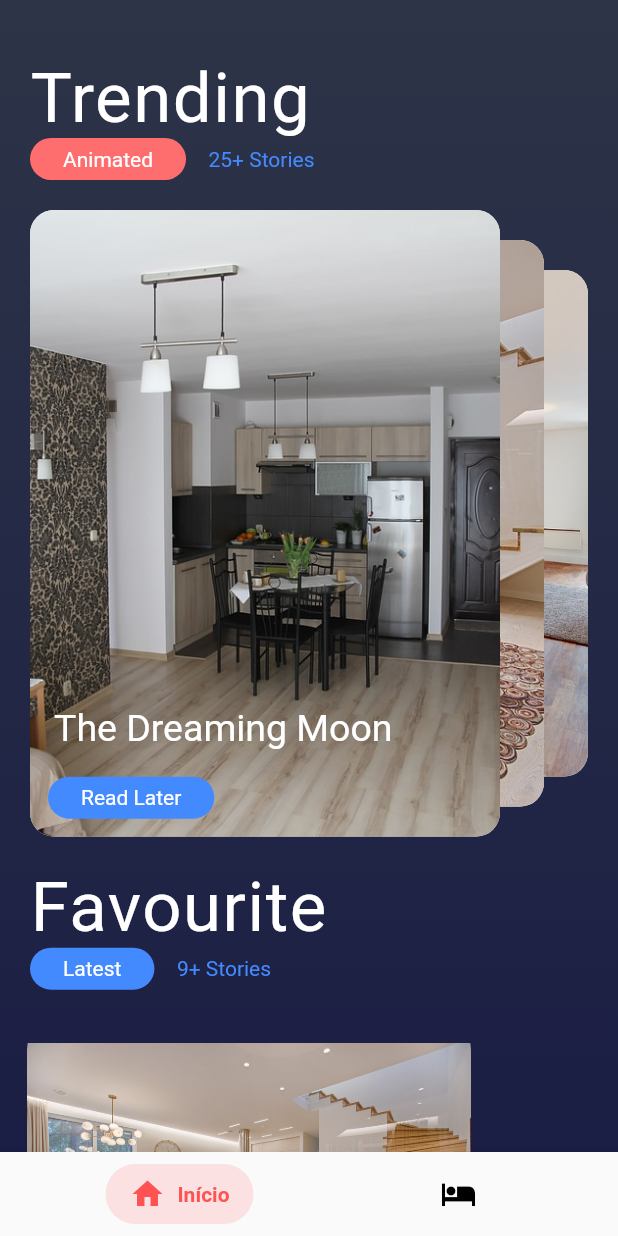
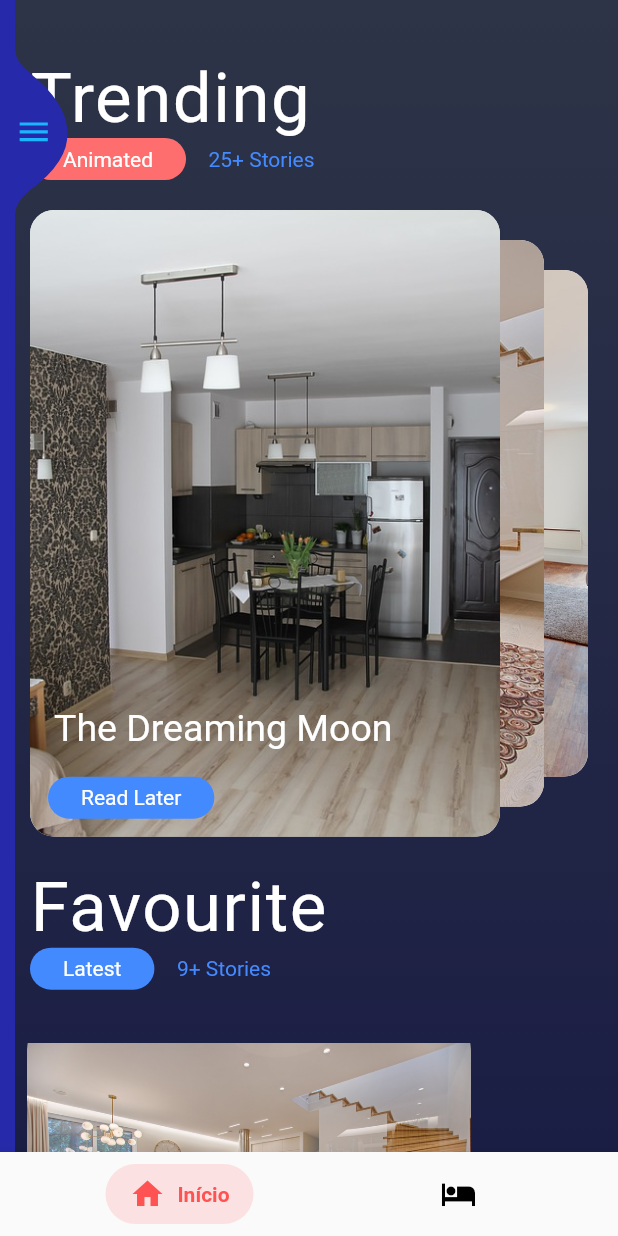
Before and after one commit to vital-edu/flutter-basic-animations, a Flutter app: the screen it shows after launch, after a tap on "Início", on a phone screen of 412 x 824 dp. Run offline on Flutter 3.47's test engine with Material 2 defaults, Android fonts, the phone set to English and light mode, and no system bars; Roboto replaces fonts that are missing (Calibre-Semibold, SF-Pro-Text-Regular).

Commit message:
add sidebar

```diff
--- a/lib/home.dart
+++ b/lib/home.dart
@@ -1,5 +1,6 @@
 import 'package:fdesign/models/tab_bar_item.dart';
 import 'package:fdesign/views/apartments_view.dart';
+import 'package:fdesign/sidebar/sidebar.dart';
 import 'package:fdesign/views/transitions_view.dart';
 import 'package:flutter/material.dart';
 import 'package:fdesign/animated_tab_bar.dart';
@@ -45,10 +46,15 @@ class _HomeState extends State<Home> with SingleTickerProviderStateMixin {
       child: DefaultTabController(
         length: widget.tabs.length,
         child: Scaffold(
-          body: TabBarView(
-            controller: _tabController,
-            physics: NeverScrollableScrollPhysics(),
-            children: widget.tabs,
+          body: Stack(
+            children: <Widget>[
+              TabBarView(
+                controller: _tabController,
+                physics: NeverScrollableScrollPhysics(),
+                children: widget.tabs,
+              ),
+              SideBar(),
+            ],
           ),
           bottomNavigationBar: AnimatedTabBar(
             onTap: (int index) {
--- /dev/null
+++ b/lib/sidebar/menu_item.dart
@@ -0,0 +1,39 @@
+import 'package:flutter/material.dart';
+
+class MenuItem extends StatelessWidget {
+  final IconData icon;
+  final String title;
+  final Function onTap;
+
+  const MenuItem({Key key, this.icon, this.title, this.onTap})
+      : super(key: key);
+
+  @override
+  Widget build(BuildContext context) {
+    return GestureDetector(
+      onTap: onTap,
+      child: Padding(
+        padding: const EdgeInsets.all(16),
+        child: Row(
+          children: <Widget>[
+            Icon(
+              icon,
+              color: Colors.cyan,
+              size: 30,
+            ),
+            SizedBox(
+              width: 20,
+            ),
+            Text(
+              title,
+              style: TextStyle(
+                  fontWeight: FontWeight.w300,
+                  fontSize: 26,
+                  color: Colors.white),
+            )
+          ],
+        ),
+      ),
+    );
+  }
+}
--- /dev/null
+++ b/lib/sidebar/sidebar.dart
@@ -0,0 +1,159 @@
+import 'package:flutter/material.dart';
+import '../sidebar/menu_item.dart';
+
+class SideBar extends StatefulWidget {
+  @override
+  _SideBarState createState() => _SideBarState();
+}
+
+class _SideBarState extends State<SideBar>
+    with SingleTickerProviderStateMixin<SideBar> {
+  AnimationController _animationController;
+  bool isSidebarOpened = false;
+  final _animationDuration = const Duration(milliseconds: 500);
+
+  @override
+  void initState() {
+    super.initState();
+    _animationController =
+        AnimationController(vsync: this, duration: _animationDuration);
+  }
+
+  @override
+  void dispose() {
+    _animationController.dispose();
+    super.dispose();
+  }
+
+  void onIconPressed() {
+    final animationStatus = _animationController.status;
+    final isAnimationCompleted = animationStatus == AnimationStatus.completed;
+
+    if (isAnimationCompleted) {
+      setState(() {
+        isSidebarOpened = false;
+        _animationController.reverse();
+      });
+    } else {
+      setState(() {
+        isSidebarOpened = true;
+        _animationController.forward();
+      });
+    }
+  }
+
+  @override
+  Widget build(BuildContext context) {
+    final screenWidth = MediaQuery.of(context).size.width;
+
+    return AnimatedPositioned(
+      duration: _animationDuration,
+      top: 0,
+      bottom: 0,
+      left: isSidebarOpened ? 0 : -screenWidth,
+      right: isSidebarOpened ? screenWidth * 0.3 : screenWidth - 45,
+      child: Row(
+        children: <Widget>[
+          Expanded(
+            child: Container(
+              padding: const EdgeInsets.symmetric(horizontal: 20),
+              color: const Color(0xFF262AAA),
+              child: Column(
+                children: <Widget>[
+                  SizedBox(
+                    height: 100,
+                  ),
+                  ListTile(
+                    title: Text(
+                      "@usuario",
+                      style: TextStyle(
+                          color: Colors.white,
+                          fontSize: 30,
+                          fontWeight: FontWeight.w800),
+                    ),
+                    leading: CircleAvatar(
+                      child: Icon(
+                        Icons.perm_identity,
+                        color: Colors.white,
+                      ),
+                      radius: 40,
+                    ),
+                  ),
+                  Divider(
+                    height: 64,
+                    thickness: 0.5,
+                    color: Colors.white.withOpacity(0.3),
+                    indent: 32,
+                    endIndent: 32,
+                  ),
+                  MenuItem(
+                    icon: Icons.home,
+                    title: "Início",
+                    onTap: () {
+                      onIconPressed();
+                    },
+                  ),
+                  MenuItem(
+                    icon: Icons.person,
+                    title: "Apartamentos",
+                    onTap: () {
+                      onIconPressed();
+                    },
+                  ),
+                ],
+              ),
+            ),
+          ),
+          Align(
+            alignment: Alignment(0, -0.9),
+            child: GestureDetector(
+              onTap: () {
+                onIconPressed();
+              },
+              child: ClipPath(
+                clipper: CustomMenuClipper(),
+                child: Container(
+                  width: 35,
+                  height: 110,
+                  color: Color(0xFF262AAA),
+                  alignment: Alignment.centerLeft,
+                  child: AnimatedIcon(
+                    progress: _animationController.view,
+                    icon: AnimatedIcons.menu_close,
+                    color: Color(0xFF1BB5FD),
+                    size: 25,
+                  ),
+                ),
+              ),
+            ),
+          ),
+        ],
+      ),
+    );
+  }
+}
+
+class CustomMenuClipper extends CustomClipper<Path> {
+  @override
+  Path getClip(Size size) {
+    Paint paint = Paint();
+    paint.color = Colors.white;
+
+    final width = size.width;
+    final height = size.height;
+
+    Path path = Path();
+    path.moveTo(0, 0);
+    path.quadraticBezierTo(0, 8, 10, 16);
+    path.quadraticBezierTo(width - 1, height / 2 - 20, width, height / 2);
+    path.quadraticBezierTo(width + 1, height / 2 + 20, 10, height - 16);
+    path.quadraticBezierTo(0, height - 8, 0, height);
+    path.close();
+    return path;
+  }
+
+  @override
+  bool shouldReclip(CustomClipper<Path> oldClipper) {
+    return true;
+  }
+}
```
